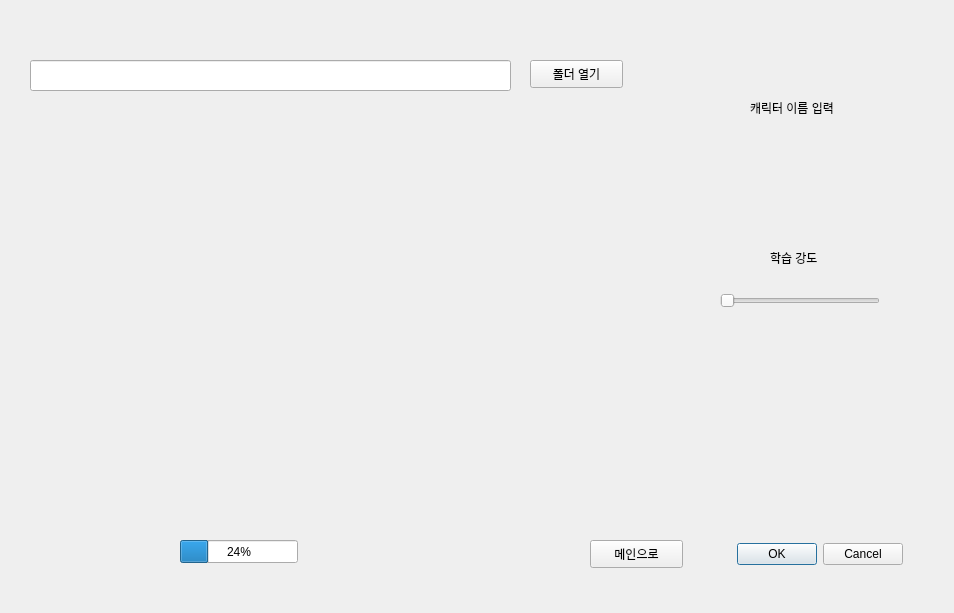
SongHyungJin/GraduationProject, file Third.ui: the form before one commit.
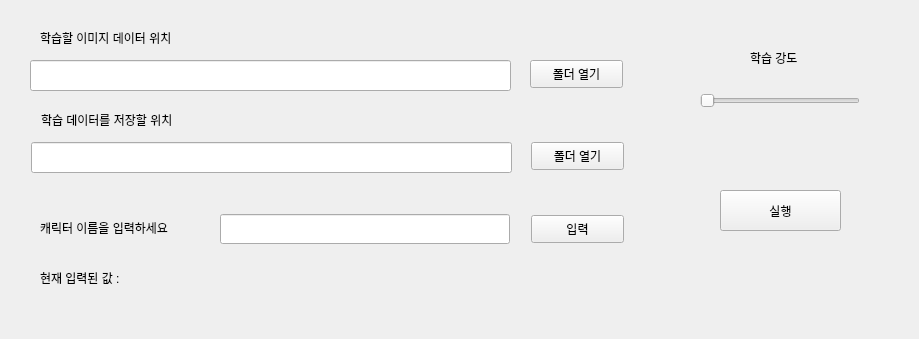
The form after the commit.

Commit message: 학습 ui 절반 완료

```diff
--- a/Third.ui
+++ b/Third.ui
@@ -6,27 +6,14 @@
    <rect>
     <x>0</x>
     <y>0</y>
-    <width>954</width>
-    <height>613</height>
+    <width>919</width>
+    <height>339</height>
    </rect>
   </property>
   <property name="windowTitle">
    <string>추가 학습</string>
   </property>
-  <widget class="QPushButton" name="buttonMain">
-   <property name="geometry">
-    <rect>
-     <x>590</x>
-     <y>540</y>
-     <width>93</width>
-     <height>28</height>
-    </rect>
-   </property>
-   <property name="text">
-    <string>메인으로</string>
-   </property>
-  </widget>
-  <widget class="QLineEdit" name="lineEdit">
+  <widget class="QLineEdit" name="SrcPath">
    <property name="geometry">
     <rect>
      <x>30</x>
@@ -49,37 +36,11 @@
     <string>폴더 열기</string>
    </property>
   </widget>
-  <widget class="QLabel" name="label">
-   <property name="geometry">
-    <rect>
-     <x>750</x>
-     <y>100</y>
-     <width>121</width>
-     <height>16</height>
-    </rect>
-   </property>
-   <property name="text">
-    <string>캐릭터 이름 입력</string>
-   </property>
-  </widget>
-  <widget class="QDialogButtonBox" name="buttonBox">
-   <property name="geometry">
-    <rect>
-     <x>710</x>
-     <y>540</y>
-     <width>193</width>
-     <height>28</height>
-    </rect>
-   </property>
-   <property name="standardButtons">
-    <set>QDialogButtonBox::Cancel|QDialogButtonBox::Ok</set>
-   </property>
-  </widget>
   <widget class="QLabel" name="label_3">
    <property name="geometry">
     <rect>
-     <x>770</x>
-     <y>250</y>
+     <x>750</x>
+     <y>50</y>
      <width>71</width>
      <height>16</height>
     </rect>
@@ -91,8 +52,8 @@
   <widget class="QSlider" name="horizontalSlider">
    <property name="geometry">
     <rect>
-     <x>720</x>
-     <y>290</y>
+     <x>700</x>
+     <y>90</y>
      <width>160</width>
      <height>22</height>
     </rect>
@@ -101,17 +62,128 @@
     <enum>Qt::Horizontal</enum>
    </property>
   </widget>
-  <widget class="QProgressBar" name="progressBar">
+  <widget class="QLabel" name="label_2">
    <property name="geometry">
     <rect>
-     <x>180</x>
-     <y>540</y>
-     <width>118</width>
-     <height>23</height>
+     <x>40</x>
+     <y>30</y>
+     <width>191</width>
+     <height>16</height>
     </rect>
    </property>
-   <property name="value">
-    <number>24</number>
+   <property name="text">
+    <string>학습할 이미지 데이터 위치</string>
+   </property>
+  </widget>
+  <widget class="QLineEdit" name="DestPath">
+   <property name="geometry">
+    <rect>
+     <x>31</x>
+     <y>142</y>
+     <width>481</width>
+     <height>31</height>
+    </rect>
+   </property>
+  </widget>
+  <widget class="QLabel" name="label_4">
+   <property name="geometry">
+    <rect>
+     <x>41</x>
+     <y>112</y>
+     <width>181</width>
+     <height>16</height>
+    </rect>
+   </property>
+   <property name="text">
+    <string>학습 데이터를 저장할 위치</string>
+   </property>
+  </widget>
+  <widget class="QPushButton" name="BtnOpenDest">
+   <property name="geometry">
+    <rect>
+     <x>531</x>
+     <y>142</y>
+     <width>93</width>
+     <height>28</height>
+    </rect>
+   </property>
+   <property name="text">
+    <string>폴더 열기</string>
+   </property>
+  </widget>
+  <widget class="QPushButton" name="BtnRun">
+   <property name="geometry">
+    <rect>
+     <x>720</x>
+     <y>190</y>
+     <width>121</width>
+     <height>41</height>
+    </rect>
+   </property>
+   <property name="text">
+    <string>실행</string>
+   </property>
+  </widget>
+  <widget class="QLabel" name="label_5">
+   <property name="geometry">
+    <rect>
+     <x>40</x>
+     <y>220</y>
+     <width>181</width>
+     <height>16</height>
+    </rect>
+   </property>
+   <property name="text">
+    <string>캐릭터 이름을 입력하세요</string>
+   </property>
+  </widget>
+  <widget class="QPushButton" name="BtnNameInput">
+   <property name="geometry">
+    <rect>
+     <x>531</x>
+     <y>215</y>
+     <width>93</width>
+     <height>28</height>
+    </rect>
+   </property>
+   <property name="text">
+    <string>입력</string>
+   </property>
+  </widget>
+  <widget class="QLineEdit" name="LineNameInput">
+   <property name="geometry">
+    <rect>
+     <x>220</x>
+     <y>214</y>
+     <width>290</width>
+     <height>30</height>
+    </rect>
+   </property>
+  </widget>
+  <widget class="QLabel" name="LabelNameInput">
+   <property name="geometry">
+    <rect>
+     <x>160</x>
+     <y>268</y>
+     <width>351</width>
+     <height>20</height>
+    </rect>
+   </property>
+   <property name="text">
+    <string/>
+   </property>
+  </widget>
+  <widget class="QLabel" name="label_7">
+   <property name="geometry">
+    <rect>
+     <x>40</x>
+     <y>270</y>
+     <width>121</width>
+     <height>16</height>
+    </rect>
+   </property>
+   <property name="text">
+    <string>현재 입력된 값 :</string>
    </property>
   </widget>
  </widget>
```
Left out of the diff: 2 changed lines with no effect on the pictures. The commit also changes 5 other files.
